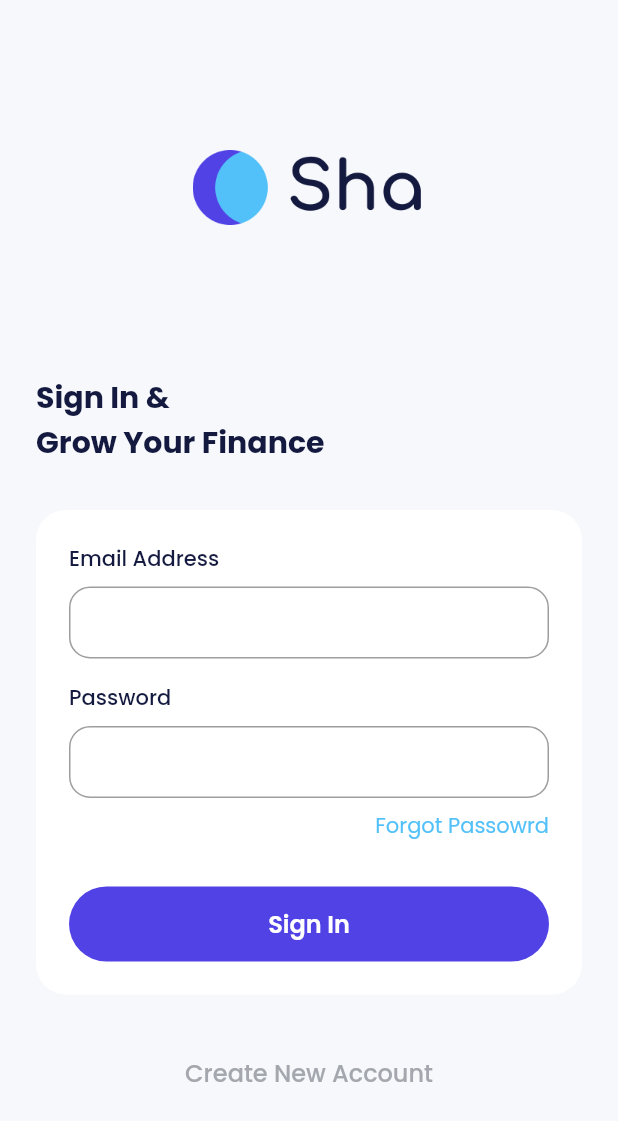
After one commit to Rifqips/Build-Ewallet-Mobile-Apps, a Flutter app: the SignInPage screen opened directly, on a phone screen of 412 x 824 dp. The commit adds this screen. Shown: the top 1121 px of the screen. Run offline on Flutter 3.47's test engine with Material 2 defaults, Android fonts, the phone set to English and light mode, and no system bars; our stand-ins replace carousel_slider, google_fonts.

Commit message:
refactor
ui sign in page part 2

```diff
--- a/lib/ui/pages/onboarding_page.dart
+++ b/lib/ui/pages/onboarding_page.dart
@@ -1,4 +1,5 @@
 import 'package:bank_sha/shared/theme.dart';
+import 'package:bank_sha/ui/pages/sign_in_page.dart';
 import 'package:carousel_slider/carousel_slider.dart';
 import 'package:flutter/material.dart';
 
@@ -120,12 +121,21 @@ class _OnboardingPageState extends State<OnboardingPage> {
                                 ),
                               ),
                             ),
-                            const SizedBox(height: 20,),
+                            const SizedBox(
+                              height: 20,
+                            ),
                             SizedBox(
                               width: double.infinity,
                               height: 24,
                               child: TextButton(
-                                onPressed: () {},
+                                onPressed: () {
+                                  Navigator.push(
+                                    context,
+                                    MaterialPageRoute(
+                                      builder: (context) => const SignInPage(),
+                                    ),
+                                  );
+                                },
                                 style: TextButton.styleFrom(
                                   padding: EdgeInsets.zero,
                                 ),
--- /dev/null
+++ b/lib/ui/pages/sign_in_page.dart
@@ -0,0 +1,156 @@
+import 'package:bank_sha/shared/theme.dart';
+import 'package:flutter/material.dart';
+
+class SignInPage extends StatelessWidget {
+  const SignInPage({super.key});
+
+  @override
+  Widget build(BuildContext context) {
+    return Scaffold(
+      backgroundColor: lightBackgroundColor,
+      body: ListView(
+        padding: const EdgeInsets.symmetric(horizontal: 24),
+        children: [
+          Container(
+            height: 50,
+            width: 155,
+            margin: const EdgeInsets.only(
+              top: 100,
+              bottom: 100,
+            ),
+            decoration: const BoxDecoration(
+              image: DecorationImage(
+                image: AssetImage(
+                  'assets/img_logo_light.png',
+                ),
+              ),
+            ),
+          ),
+          Text(
+            'Sign In &\nGrow Your Finance',
+            style: blackTextStyle.copyWith(
+              fontSize: 20,
+              fontWeight: bold,
+            ),
+          ),
+          SizedBox(
+            height: 30,
+          ),
+          Container(
+            padding: const EdgeInsets.all(22),
+            decoration: BoxDecoration(
+              borderRadius: BorderRadius.circular(20),
+              color: whiteColor,
+            ),
+            child: Column(
+              // Email Input
+              crossAxisAlignment: CrossAxisAlignment.start,
+              children: [
+                Column(
+                  crossAxisAlignment: CrossAxisAlignment.start,
+                  children: [
+                    Text(
+                      'Email Address',
+                      style: blackTextStyle.copyWith(
+                        fontWeight: medium,
+                      ),
+                    ),
+                    const SizedBox(
+                      height: 8,
+                    ),
+                    TextFormField(
+                      decoration: InputDecoration(
+                        border: OutlineInputBorder(
+                          borderRadius: BorderRadius.circular(14),
+                        ),
+                        contentPadding: const EdgeInsets.all(12),
+                      ),
+                    ),
+                  ],
+                ),
+                const SizedBox(
+                  height: 16,
+                ),
+                // password Input
+                Column(
+                  crossAxisAlignment: CrossAxisAlignment.start,
+                  children: [
+                    Text(
+                      'Password',
+                      style: blackTextStyle.copyWith(
+                        fontWeight: medium,
+                      ),
+                    ),
+                    const SizedBox(
+                      height: 8,
+                    ),
+                    TextFormField(
+                      obscureText: true,
+                      decoration: InputDecoration(
+                        border: OutlineInputBorder(
+                          borderRadius: BorderRadius.circular(14),
+                        ),
+                        contentPadding: const EdgeInsets.all(12),
+                      ),
+                    ),
+                  ],
+                ),
+                const SizedBox(
+                  height: 8,
+                ),
+                Align(
+                  alignment: Alignment.centerRight,
+                  child: Text(
+                    'Forgot Passowrd',
+                    style: blueTextStyle,
+                  ),
+                ),
+                const SizedBox(height: 30),
+                SizedBox(
+                  width: double.infinity,
+                  height: 50,
+                  child: TextButton(
+                    onPressed: () {
+                      ;
+                    },
+                    style: TextButton.styleFrom(
+                        backgroundColor: purpleColor,
+                        shape: RoundedRectangleBorder(
+                          borderRadius: BorderRadius.circular(56),
+                        )),
+                    child: Text(
+                      'Sign In',
+                      style: whiteTextStyle.copyWith(
+                        fontSize: 16,
+                        fontWeight: semiBold,
+                      ),
+                    ),
+                  ),
+                ),
+              ],
+            ),
+          ),
+          const SizedBox(
+            height: 40,
+          ),
+          SizedBox(
+            width: double.infinity,
+            height: 24,
+            child: TextButton(
+              onPressed: () {},
+              style: TextButton.styleFrom(
+                padding: EdgeInsets.zero,
+              ),
+              child: Text(
+                'Create New Account',
+                style: greyTextStyle.copyWith(
+                  fontSize: 16,
+                ),
+              ),
+            ),
+          ),
+        ],
+      ),
+    );
+  }
+}
```
